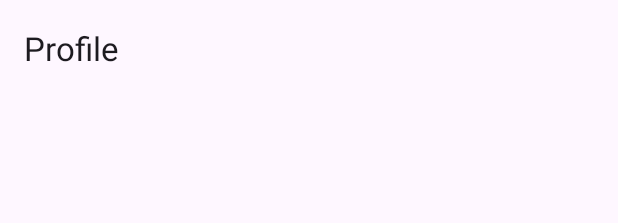
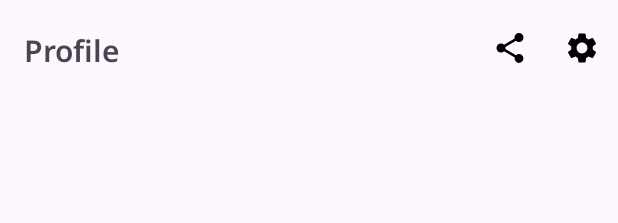
Before and after one commit to dwiaziprasetya/GithubUserApp, an Android app: the layout fragment_profile.xml on its own in the app's theme, with its tools: preview values and no code run, on a phone screen of 412 x 824 dp. Shown: the top 223 px of the screen. Run offline under Robolectric (Android 15) with nearby library versions, the phone set to English and light mode, and no system bars.

Commit message:
Memperbarui tampilan fragment profile lagi

```diff
--- /dev/null
+++ b/app/src/main/res/drawable/baseline_settings_24.xml
@@ -0,0 +1,5 @@
+<vector android:height="24dp" android:tint="#000000"
+    android:viewportHeight="24" android:viewportWidth="24"
+    android:width="24dp" xmlns:android="http://schemas.android.com/apk/res/android">
+    <path android:fillColor="@android:color/white" android:pathData="M19.14,12.94c0.04,-0.3 0.06,-0.61 0.06,-0.94c0,-0.32 -0.02,-0.64 -0.07,-0.94l2.03,-1.58c0.18,-0.14 0.23,-0.41 0.12,-0.61l-1.92,-3.32c-0.12,-0.22 -0.37,-0.29 -0.59,-0.22l-2.39,0.96c-0.5,-0.38 -1.03,-0.7 -1.62,-0.94L14.4,2.81c-0.04,-0.24 -0.24,-0.41 -0.48,-0.41h-3.84c-0.24,0 -0.43,0.17 -0.47,0.41L9.25,5.35C8.66,5.59 8.12,5.92 7.63,6.29L5.24,5.33c-0.22,-0.08 -0.47,0 -0.59,0.22L2.74,8.87C2.62,9.08 2.66,9.34 2.86,9.48l2.03,1.58C4.84,11.36 4.8,11.69 4.8,12s0.02,0.64 0.07,0.94l-2.03,1.58c-0.18,0.14 -0.23,0.41 -0.12,0.61l1.92,3.32c0.12,0.22 0.37,0.29 0.59,0.22l2.39,-0.96c0.5,0.38 1.03,0.7 1.62,0.94l0.36,2.54c0.05,0.24 0.24,0.41 0.48,0.41h3.84c0.24,0 0.44,-0.17 0.47,-0.41l0.36,-2.54c0.59,-0.24 1.13,-0.56 1.62,-0.94l2.39,0.96c0.22,0.08 0.47,0 0.59,-0.22l1.92,-3.32c0.12,-0.22 0.07,-0.47 -0.12,-0.61L19.14,12.94zM12,15.6c-1.98,0 -3.6,-1.62 -3.6,-3.6s1.62,-3.6 3.6,-3.6s3.6,1.62 3.6,3.6S13.98,15.6 12,15.6z"/>
+</vector>
--- /dev/null
+++ b/app/src/main/res/drawable/baseline_share_24.xml
@@ -0,0 +1,5 @@
+<vector android:height="24dp" android:tint="#000000"
+    android:viewportHeight="24" android:viewportWidth="24"
+    android:width="24dp" xmlns:android="http://schemas.android.com/apk/res/android">
+    <path android:fillColor="@android:color/white" android:pathData="M18,16.08c-0.76,0 -1.44,0.3 -1.96,0.77L8.91,12.7c0.05,-0.23 0.09,-0.46 0.09,-0.7s-0.04,-0.47 -0.09,-0.7l7.05,-4.11c0.54,0.5 1.25,0.81 2.04,0.81 1.66,0 3,-1.34 3,-3s-1.34,-3 -3,-3 -3,1.34 -3,3c0,0.24 0.04,0.47 0.09,0.7L8.04,9.81C7.5,9.31 6.79,9 6,9c-1.66,0 -3,1.34 -3,3s1.34,3 3,3c0.79,0 1.5,-0.31 2.04,-0.81l7.12,4.16c-0.05,0.21 -0.08,0.43 -0.08,0.65 0,1.61 1.31,2.92 2.92,2.92 1.61,0 2.92,-1.31 2.92,-2.92s-1.31,-2.92 -2.92,-2.92z"/>
+</vector>
--- a/app/src/main/res/layout/fragment_home.xml
+++ b/app/src/main/res/layout/fragment_home.xml
@@ -16,6 +16,8 @@
         <com.google.android.material.appbar.MaterialToolbar
             android:layout_width="match_parent"
             android:layout_height="?attr/actionBarSize"
+            app:menu="@menu/home_menu"
+            app:titleTextAppearance="@style/toolbar_text"
             app:title="@string/title_home"/>
 
     </com.google.android.material.appbar.AppBarLayout>
--- a/app/src/main/res/layout/fragment_profile.xml
+++ b/app/src/main/res/layout/fragment_profile.xml
@@ -16,6 +16,8 @@
         <com.google.android.material.appbar.MaterialToolbar
             android:layout_width="match_parent"
             android:layout_height="?attr/actionBarSize"
+            app:titleTextAppearance="@style/toolbar_text"
+            app:menu="@menu/profile_menu"
             app:title="@string/title_profile"/>
 
     </com.google.android.material.appbar.AppBarLayout>
--- a/app/src/main/res/layout/fragment_search.xml
+++ b/app/src/main/res/layout/fragment_search.xml
@@ -16,6 +16,7 @@
         <com.google.android.material.appbar.MaterialToolbar
             android:layout_width="match_parent"
             android:layout_height="?attr/actionBarSize"
+            app:titleTextAppearance="@style/toolbar_text"
             app:title="@string/title_search"/>
 
     </com.google.android.material.appbar.AppBarLayout>
--- /dev/null
+++ b/app/src/main/res/menu/profile_menu.xml
@@ -0,0 +1,14 @@
+<?xml version="1.0" encoding="utf-8"?>
+<menu xmlns:android="http://schemas.android.com/apk/res/android"
+    xmlns:app="http://schemas.android.com/apk/res-auto">
+    <item
+        android:id="@+id/share_menu"
+        android:title="@string/share_menu"
+        android:icon="@drawable/baseline_share_24"
+        app:showAsAction="ifRoom"/>
+    <item
+        android:id="@+id/setting_menu"
+        android:title="@string/setting_menu"
+        android:icon="@drawable/baseline_settings_24"
+        app:showAsAction="always"/>
+</menu>
--- a/app/src/main/res/values/strings.xml
+++ b/app/src/main/res/values/strings.xml
@@ -3,4 +3,8 @@
     <string name="title_home">Home</string>
     <string name="title_profile">Profile</string>
     <string name="title_search">Search</string>
+
+    <string name="menu_refresh">Refresh</string>
+    <string name="setting_menu">Settings</string>
+    <string name="share_menu">Share</string>
 </resources>
--- a/app/src/main/res/values/themes.xml
+++ b/app/src/main/res/values/themes.xml
@@ -13,4 +13,8 @@
         <item name="android:statusBarColor">?attr/colorPrimaryVariant</item>
         <!-- Customize your theme here. -->
     </style>
+    <style name="toolbar_text">
+        <item name="android:fontFamily">@font/notosanssemibold</item>
+        <item name="android:textSize">20sp</item>
+    </style>
 </resources>
```
